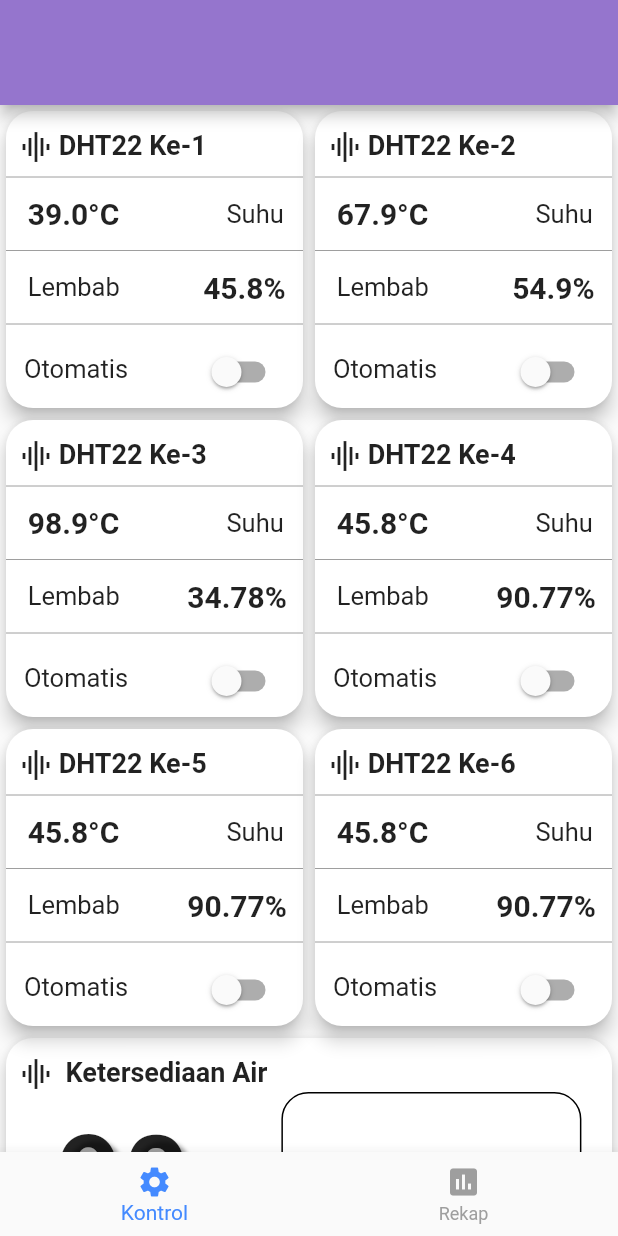
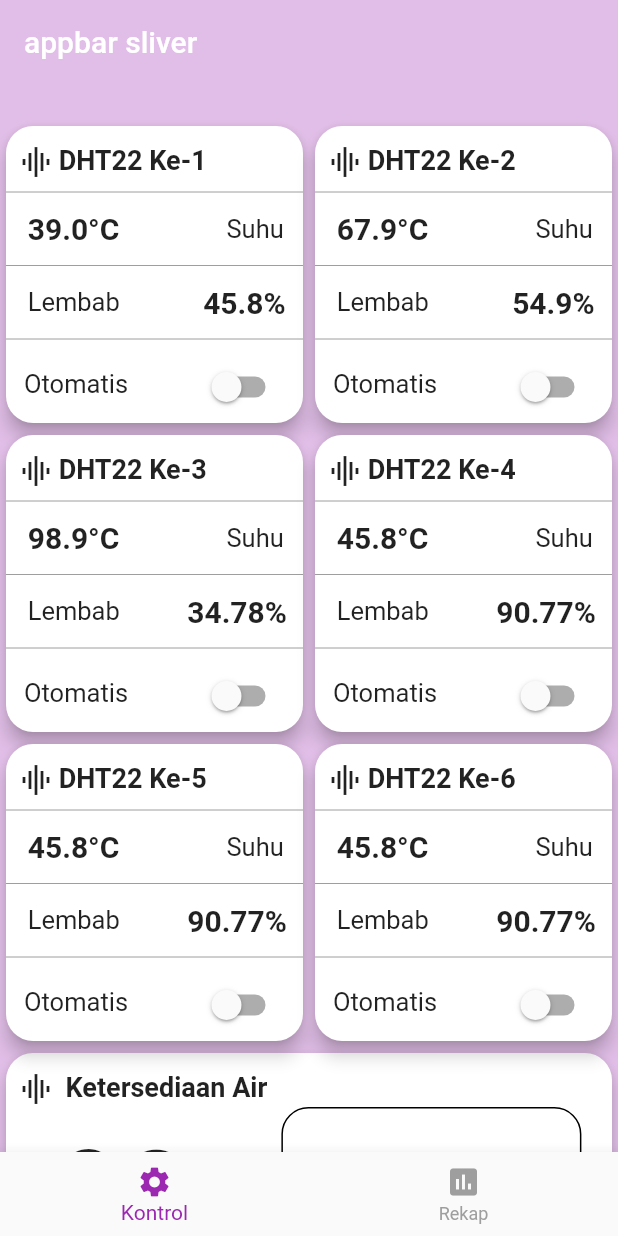
Before and after one commit to O-ID/Flutter_Pusher_Arduino_2020_TA, a Flutter app: the screen it shows after launch, on a phone screen of 412 x 824 dp. Run offline on Flutter 3.47's test engine with Material 2 defaults, Android fonts, the phone set to English and light mode, and no system bars; our stand-ins replace charts_flutter; missing offline and left inert: pusher_websocket_flutter.

Commit message:
app bar sliver

```diff
--- a/lib/listcardody.dart
+++ b/lib/listcardody.dart
@@ -15,6 +15,15 @@ class _ListcardodyState extends State<Listcardody> {
   Widget build(BuildContext context) {
     return CustomScrollView(
       slivers: <Widget>[
+        SliverAppBar(
+          title: Text("appbar sliver"),
+          floating: false,
+          expandedHeight: 80.0,
+          // titleSpacing: 50.0,
+
+          backgroundColor: Colors.purple[100],
+          elevation: 0.0,
+        ),
         SliverGrid.count(
           crossAxisCount: 2,
           children: List.generate(6, (index) {
--- a/lib/main.dart
+++ b/lib/main.dart
@@ -91,18 +91,20 @@ class _MyHomePageState extends State<MyHomePage> {
               width: 500, height: 400, child: StackedBarChart.withSampleData()))
     ];
     return Scaffold(
-      appBar: PreferredSize(
-        preferredSize: Size.fromHeight(70.0),
-        child: AppBar(
-          title: Text(widget.title),
-          backgroundColor: Color(0xff9575cd),
-        ),
-      ),
+      // appBar: PreferredSize(
+      //   preferredSize: Size.fromHeight(70.0),
+      //   child: AppBar(
+      //     title: Text(widget.title),
+      //     backgroundColor: Colors.purple[100], //Color(0xff9575cd),
+      //     elevation: 0.0, //shadow app bar
+      //   ),
+      // ),
+      backgroundColor: Colors.purple[100],
       body: Container(child: page[tabin]),
       bottomNavigationBar: BottomNavigationBar(
         items: tombol,
         currentIndex: tabin,
-        selectedItemColor: Colors.blueAccent,
+        selectedItemColor: Colors.purple,
         unselectedItemColor: Colors.grey,
         onTap: _tabke,
       ),
```
